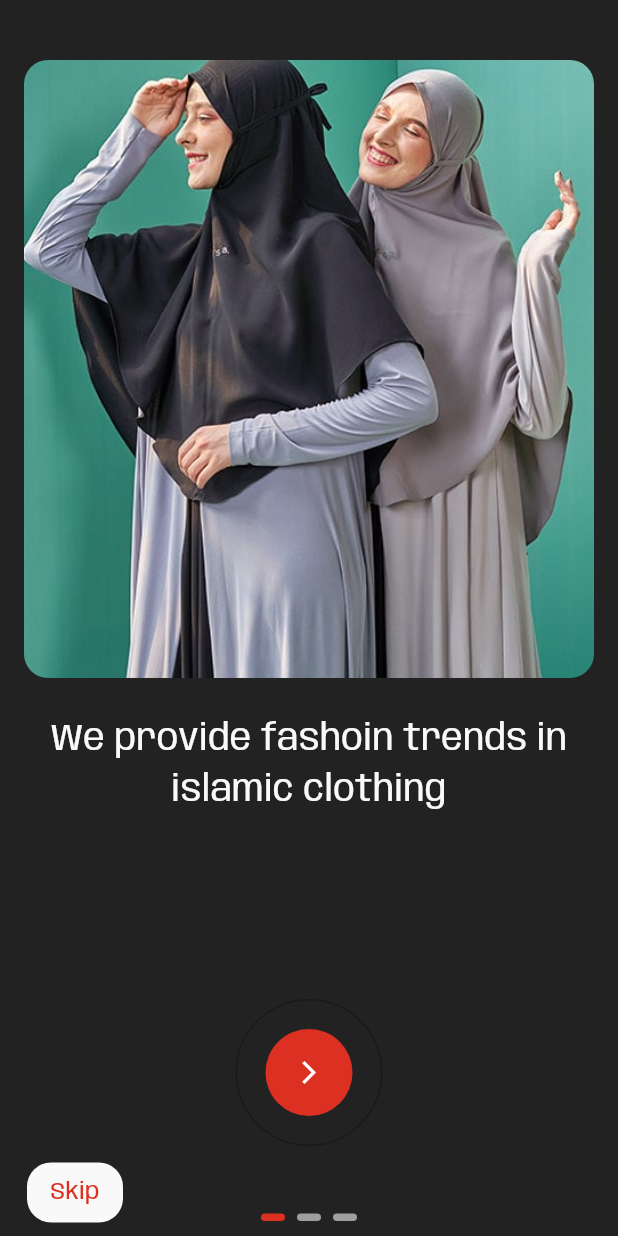
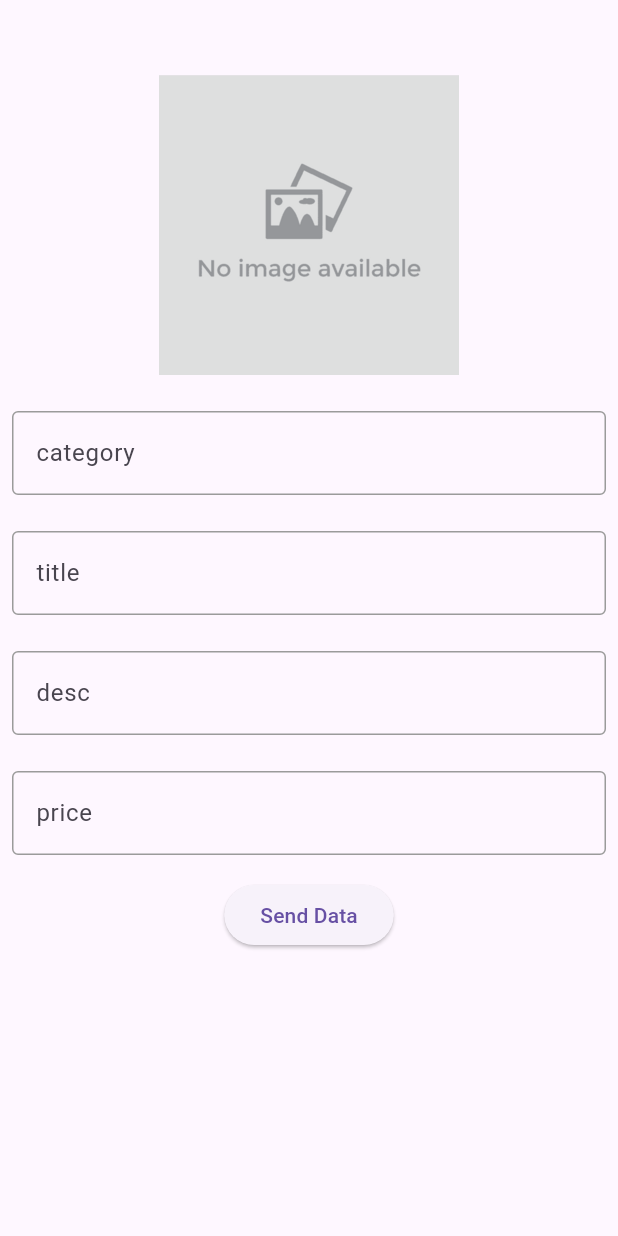
Before and after one commit to ebrahim969/Cameo, a Flutter app: the screen it shows after launch, on a phone screen of 412 x 824 dp. Run offline on Flutter 3.47's test engine with Material 3 defaults, Android fonts, the phone set to English and light mode, and no system bars; drawn by our look-alikes of liquid_swipe, smooth_page_indicator; our stand-ins replace carousel_slider, cloud_firestore, firebase_core, firebase_storage, flutter_bloc, flutter_svg and 5 more; accounts and stored records are empty.

Commit message:
creat add data in firestore view

```diff
--- /dev/null
+++ b/lib/add_firestore_data.dart
@@ -0,0 +1,125 @@
+import 'dart:developer';
+import 'dart:io';
+import 'package:cloud_firestore/cloud_firestore.dart';
+import 'package:firebase_storage/firebase_storage.dart';
+import 'package:flutter/material.dart';
+import 'package:image_picker/image_picker.dart';
+import 'package:tigor_store/core/utils/app_images.dart';
+import 'package:tigor_store/core/widgets/custom_text_feild.dart';
+
+class AddDataToDatabase extends StatefulWidget {
+  const AddDataToDatabase({super.key});
+
+  @override
+  State<AddDataToDatabase> createState() => _AddDataToDatabaseState();
+}
+
+class _AddDataToDatabaseState extends State<AddDataToDatabase> {
+  GlobalKey<FormState> formKey = GlobalKey();
+  final TextEditingController categoryController = TextEditingController();
+  final TextEditingController imageController = TextEditingController();
+  final TextEditingController titleController = TextEditingController();
+  final TextEditingController descController = TextEditingController();
+  final TextEditingController priceController = TextEditingController();
+  String imageUrl = '';
+  @override
+  Widget build(BuildContext context) {
+    return SafeArea(
+      child: Scaffold(
+        body: Form(
+          key: formKey,
+          child: SingleChildScrollView(
+            child: Column(children: [
+              const SizedBox(
+                height: 50,
+              ),
+              InkWell(
+                  onTap: () async {
+                    //! Step1 : picke image by image_picker
+                    ImagePicker imagePicker = ImagePicker();
+                    XFile? file = await imagePicker.pickImage(
+                        source: ImageSource.gallery);
+                    if (file == null) return;
+                    String uniqeFileName =
+                        DateTime.now().microsecondsSinceEpoch.toString();
+                    //! Step2 : upload to firebase storage
+
+                    Reference referenceRoot = FirebaseStorage.instance.ref();
+                    Reference referenceDirImage = referenceRoot.child('images');
+                    Reference referenceImageToUpload =
+                        referenceDirImage.child(uniqeFileName);
+
+                    try {
+                      await referenceImageToUpload.putFile(File(file.path));
+                      imageUrl = await referenceImageToUpload.getDownloadURL();
+                      setState(() {
+
+                      });
+                    } catch (e) {
+                      log(e.toString());
+                    }
+                  },
+                  child: Container(
+                      height: 200,
+                      width: 200,
+                      decoration: BoxDecoration(
+                          borderRadius: BorderRadius.circular(16)),
+                      child:imageUrl.isEmpty ?  Image.asset(
+                        Assets.imagesNotimage,
+                        fit: BoxFit.cover,
+                      ): Image.network(imageUrl, fit: BoxFit.cover,))),
+              CustomTextFormField(
+                labelText: "category",
+                controller: categoryController,
+              ),
+              // CustomTextFormField(
+              //   labelText: "image",
+              //   controller: imageController,
+              // ),
+              CustomTextFormField(
+                labelText: "title",
+                controller: titleController,
+              ),
+              CustomTextFormField(
+                labelText: "desc",
+                controller: descController,
+              ),
+              CustomTextFormField(
+                labelText: "price",
+                controller: priceController,
+              ),
+              const SizedBox(
+                height: 16,
+              ),
+              ElevatedButton(
+                  onPressed: () {
+                    if (formKey.currentState!.validate()) {
+                      formKey.currentState!.save();
+                      Map<String, dynamic> saveData = {
+                        'category': categoryController.text,
+                        'image': imageUrl,
+                        'title': titleController.text,
+                        'desc': descController.text,
+                        'price': int.parse(priceController.text)
+                      };
+
+                      FirebaseFirestore.instance
+                          .collection("products")
+                          .add(saveData);
+
+                      categoryController.clear();
+                      titleController.clear();
+                      descController.clear();
+                      priceController.clear();
+                      imageUrl = '';
+                      setState(() {});
+                    }
+                  },
+                  child: const Text("Send Data"))
+            ]),
+          ),
+        ),
+      ),
+    );
+  }
+}
--- /dev/null
+++ b/lib/core/models/data_model.dart
@@ -0,0 +1,7 @@
+class DataModel
+{
+  final String image;
+  final String title;
+
+  DataModel({required this.image, required this.title});
+}
--- a/lib/core/routes/app_router.dart
+++ b/lib/core/routes/app_router.dart
@@ -1,15 +1,15 @@
 import 'package:go_router/go_router.dart';
+import 'package:tigor_store/add_firestore_data.dart';
 import 'package:tigor_store/features/auth/presentation/view/sign_up_view.dart';
 import 'package:tigor_store/features/home/main_screen.dart';
 import 'package:tigor_store/features/home/presentation/view/home_view.dart';
 import 'package:tigor_store/features/on_boarding/presentation/view/on_boarding_view.dart';
-import 'package:tigor_store/features/splash/view/splash_view.dart';
 
 final GoRouter routes = GoRouter(
   routes: [
     GoRoute(
       path: "/",
-      builder: (context, state) => const SplashView(),
+      builder: (context, state) => const AddDataToDatabase(),
     ),
     GoRoute(
       path: "/OnBoardingView",
--- a/lib/core/utils/app_images.dart
+++ b/lib/core/utils/app_images.dart
@@ -97,6 +97,10 @@ class Assets {
   /// assets/images/model_9.jpg
   static const String imagesModel9 = "assets/images/model_9.jpg";
 
+  /// Assets for imagesNot found image
+  /// assets/images/not found image.png
+  static const String imagesNotimage = "assets/images/not found image.png";
+
   /// Assets for imagesOnBoarding1
   /// assets/images/on_boarding_1.jpg
   static const String imagesOnBoarding1 = "assets/images/on_boarding_1.jpg";
--- /dev/null
+++ b/lib/core/widgets/custom_text_feild.dart
@@ -0,0 +1,51 @@
+import 'package:flutter/material.dart';
+import 'package:tigor_store/core/utils/app_colors.dart';
+
+class CustomTextFormField extends StatelessWidget {
+  const CustomTextFormField({
+    super.key,
+    required this.labelText,
+    this.onChanged,
+    this.onFieldSubmitted,
+    this.obscureText, this.suffixIcon, this.controller,
+  });
+  final String labelText;
+  final Function(String)? onChanged;
+  final Function(String)? onFieldSubmitted;
+  final bool? obscureText;
+  final Widget? suffixIcon;
+  final TextEditingController? controller;
+  @override
+  Widget build(BuildContext context) {
+    return Padding(
+      padding: const EdgeInsets.only(right: 8.0, left: 8.0, top: 24),
+      child: TextFormField(
+        validator: (value) {
+          if (value!.isEmpty) {
+            return "This field is required";
+          } else {
+            return null;
+          }
+        },
+        onChanged: onChanged,
+        onFieldSubmitted: onFieldSubmitted,
+        obscureText: obscureText ?? false,
+        controller: controller,
+
+        decoration: InputDecoration(
+          labelText: labelText,
+          suffixIcon: suffixIcon,
+          border: getBorderStyle(),
+          enabledBorder: getBorderStyle(),
+          focusedBorder: getBorderStyle(),
+        ),
+      ),
+    );
+  }
+}
+
+OutlineInputBorder getBorderStyle() {
+  return OutlineInputBorder(
+      borderRadius: BorderRadius.circular(4),
+      borderSide: const BorderSide(color: AppColors.greyColor));
+}
--- a/lib/features/home/data/model/product_model.dart
+++ b/lib/features/home/data/model/product_model.dart
@@ -1,15 +1,21 @@
-class ProductModel {
-  final String title;
-  final String image;
+import 'package:tigor_store/core/models/data_model.dart';
+
+class ProductModel extends DataModel {
   final int price;
+  final String desc;
 
-  ProductModel({required this.title, required this.image, required this.price});
+  ProductModel(
+      {required this.price,
+      required super.image,
+      required super.title,
+      required this.desc});
 
   factory ProductModel.fromJson(jsonData) {
     return ProductModel(
       title: jsonData['title'],
       image: jsonData['image'],
       price: jsonData['price'],
+      desc: jsonData['desc'],
     );
   }
 }
--- a/lib/main.dart
+++ b/lib/main.dart
@@ -1,8 +1,6 @@
 import 'package:firebase_core/firebase_core.dart';
 import 'package:flutter/material.dart';
-import 'package:tigor_store/core/database/cache/cache_helper.dart';
 import 'package:tigor_store/core/routes/app_router.dart';
-import 'package:tigor_store/core/services/service_locator.dart';
 import 'package:tigor_store/firebase_options.dart';
 
 void main() async{
@@ -10,8 +8,8 @@ void main() async{
   await Firebase.initializeApp(
     options: DefaultFirebaseOptions.currentPlatform,
 );
-  setupServiceLocator();
-  await getIt<CacheHelper>().init();
+  // setupServiceLocator();
+  // await getIt<CacheHelper>().init();
   runApp(const CameoStore());
 }
 
--- a/pubspec.yaml
+++ b/pubspec.yaml
@@ -15,12 +15,14 @@ dependencies:
   cloud_firestore: ^4.14.0
   cupertino_icons: ^1.0.2
   firebase_core: ^2.24.2
+  firebase_storage: ^11.6.0
   flutter:
     sdk: flutter
   flutter_bloc: ^8.1.3
   flutter_svg: ^2.0.9
   get_it: ^7.6.4
   go_router: ^13.0.1
+  image_picker: ^1.0.7
   liquid_swipe: ^3.1.0
   persistent_bottom_nav_bar: ^5.0.2
   shared_preferences: ^2.2.2
```
Also changed, not shown: lib/features/home/presentation/cubit/cubit/home_cubit.dart (+9 -54 lines), assets/images/not found image.png (added), assets/images/on_boarding_3.jpg, pubspec.lock, 5 other files.
